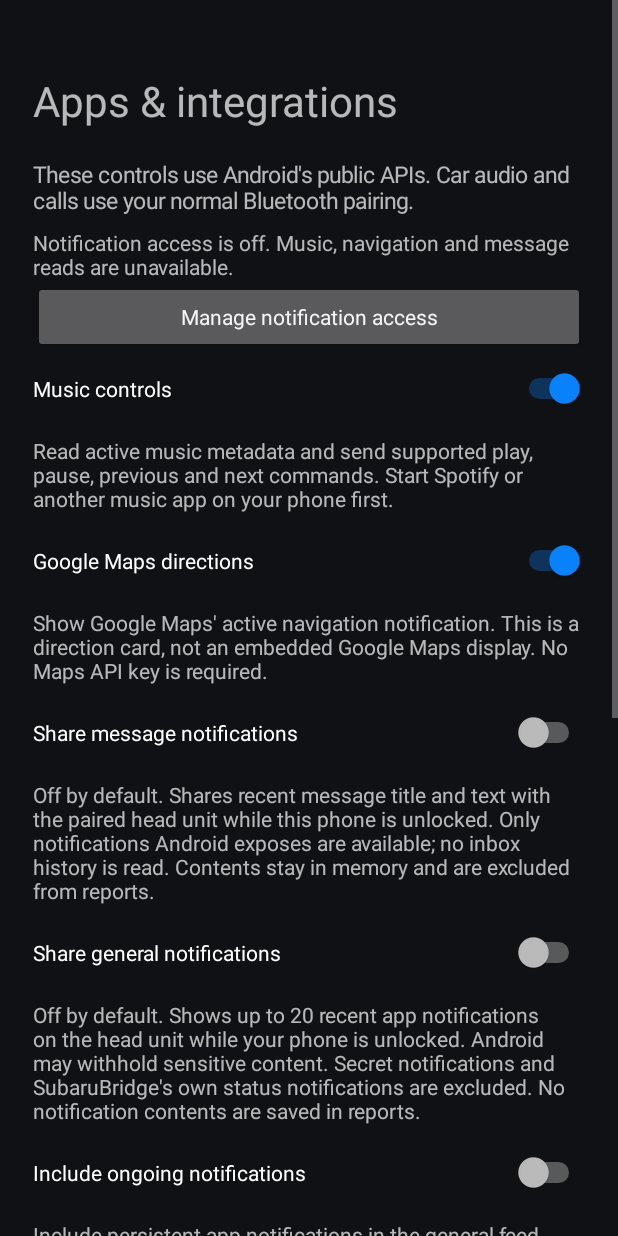
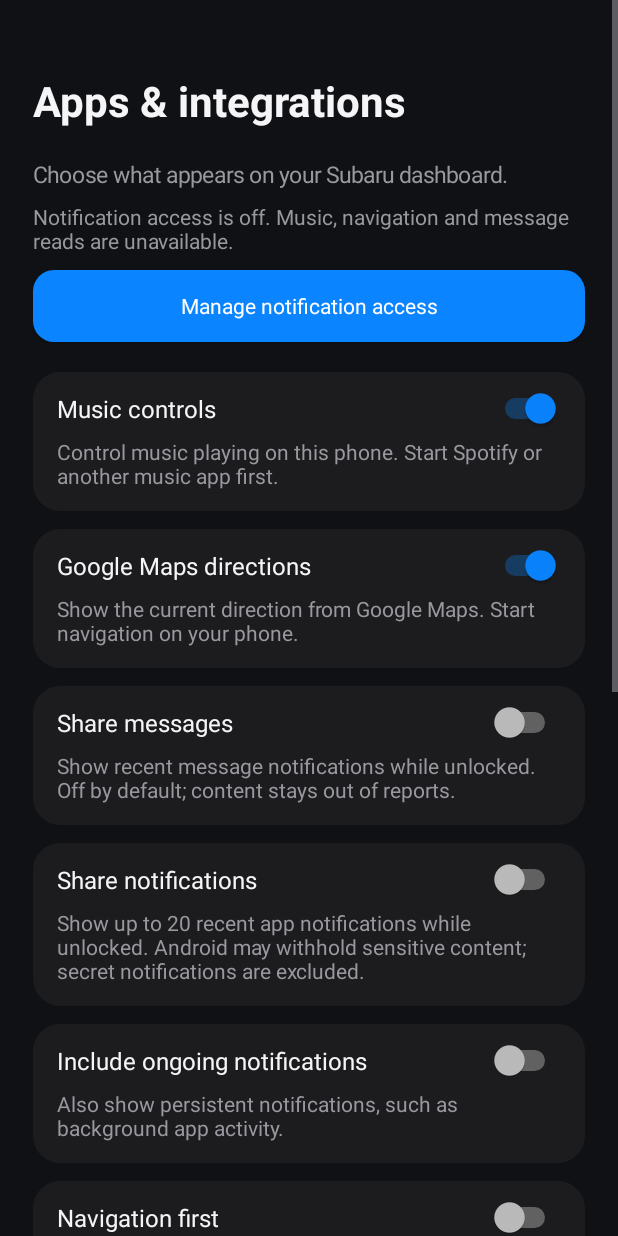
Before and after one commit to GoldenDiamondPE/SubaruBridge, an Android app: the screen it shows after launch (IntegrationsActivity), after a tap on "Apps & integrations", on a phone screen of 412 x 824 dp. Run offline under Robolectric (Android 15) with nearby library versions, the phone set to English and light mode, and no system bars; network calls fail; 2 statements that could not run were skipped.

Commit message:
Protect personal previews and finish notification opt-in and setup flows

```diff
--- a/android/src/main/java/org/mlpi/pixelprobe/starlink/IntegrationsActivity.java
+++ b/android/src/main/java/org/mlpi/pixelprobe/starlink/IntegrationsActivity.java
@@ -1,41 +1,49 @@
 package org.mlpi.pixelprobe.starlink;
 
 import android.app.Activity;
+import android.app.AlertDialog;
 import android.content.*;
 import android.os.Bundle;
 import android.provider.Settings;
 import android.text.InputType;
 import android.view.View;
 import android.widget.*;
+import android.graphics.Typeface;
+import android.graphics.drawable.GradientDrawable;
 
 /** Device-only setup. Message sharing is off until explicitly enabled here. */
 public final class IntegrationsActivity extends Activity {
     private PhoneIntegrations integrations;
     private LinearLayout page;
     private TextView access;
+    private PhonePalette palette;
     private int dp(int n){return Math.round(n*getResources().getDisplayMetrics().density);}
-    private void label(String text,int size){TextView v=new TextView(this);v.setText(text);v.setTextSize(size);v.setPadding(0,dp(12),0,dp(8));page.addView(v);}
-    private void button(String text,Runnable action){Button b=new Button(this);b.setText(text);b.setAllCaps(false);b.setOnClickListener(v->action.run());page.addView(b);}
+    private GradientDrawable rounded(int color,int radius){GradientDrawable d=new GradientDrawable();d.setColor(color);d.setCornerRadius(dp(radius));return d;}
+    private void label(String text,int size){TextView v=new TextView(this);v.setText(text);v.setTextSize(size);v.setTextColor(size>=22?palette.text:palette.muted);if(size>=22)v.setTypeface(null,Typeface.BOLD);v.setPadding(0,dp(12),0,dp(8));page.addView(v);}
+    private void button(String text,Runnable action){Button b=new Button(this);b.setText(text);b.setAllCaps(false);b.setTextColor(palette.onAccent);b.setBackground(rounded(palette.accent,14));b.setPadding(dp(16),dp(12),dp(16),dp(12));b.setOnClickListener(v->action.run());LinearLayout.LayoutParams p=new LinearLayout.LayoutParams(-1,-2);p.setMargins(0,dp(10),0,dp(8));page.addView(b,p);}
     private void toggle(String key,String title,String detail){
-        Switch value=new Switch(this);value.setText(title);value.setChecked(integrations.enabled(key));value.setPadding(0,dp(14),0,dp(10));
-        value.setOnCheckedChangeListener((v,checked)->{integrations.prefs().edit().putBoolean(key,checked).apply();integrations.clearNotifications();});page.addView(value);label(detail,14);
+        LinearLayout group=new LinearLayout(this);group.setOrientation(LinearLayout.VERTICAL);group.setPadding(dp(16),dp(13),dp(16),dp(14));group.setBackground(rounded(palette.surface,18));
+        Switch value=new Switch(this);value.setText(title);value.setTextColor(palette.text);value.setTextSize(16);value.setChecked(integrations.enabled(key));value.setPadding(0,0,0,dp(8));
+        value.setOnCheckedChangeListener((v,checked)->{integrations.prefs().edit().putBoolean(key,checked).apply();integrations.clearNotifications();BridgeNotificationListener.refresh();});group.addView(value);
+        TextView description=new TextView(this);description.setText(detail);description.setTextSize(14);description.setTextColor(palette.muted);group.addView(description);LinearLayout.LayoutParams p=new LinearLayout.LayoutParams(-1,-2);p.setMargins(0,dp(12),0,0);page.addView(group,p);
     }
     private EditText field(String key,String hint,int max,int input){
         EditText value=new EditText(this);value.setHint(hint);value.setSingleLine(true);value.setInputType(input);
-        value.setFilters(new android.text.InputFilter[]{new android.text.InputFilter.LengthFilter(max)});value.setText(integrations.prefs().getString(key,""));page.addView(value);return value;
+        value.setFilters(new android.text.InputFilter[]{new android.text.InputFilter.LengthFilter(max)});value.setText(integrations.prefs().getString(key,""));value.setTextColor(palette.text);value.setHintTextColor(palette.muted);value.setBackground(rounded(palette.surface,12));value.setPadding(dp(14),dp(13),dp(14),dp(13));LinearLayout.LayoutParams p=new LinearLayout.LayoutParams(-1,-2);p.setMargins(0,dp(8),0,0);page.addView(value,p);return value;
     }
     @Override public void onCreate(Bundle saved){
-        super.onCreate(saved);integrations=PhoneIntegrations.get(this);
-        ScrollView scroll=new ScrollView(this);page=new LinearLayout(this);page.setOrientation(LinearLayout.VERTICAL);page.setPadding(dp(22),dp(36),dp(22),dp(30));scroll.addView(page);setContentView(scroll);
-        label("Apps & integrations",28);label("These controls use Android's public APIs. Car audio and calls use your normal Bluetooth pairing.",15);
-        access=new TextView(this);page.addView(access);
+        super.onCreate(saved);integrations=PhoneIntegrations.get(this);palette=new PhonePalette(this);
+        ScrollView scroll=new ScrollView(this);scroll.setBackgroundColor(palette.background);page=new LinearLayout(this);page.setOrientation(LinearLayout.VERTICAL);page.setPadding(dp(22),dp(36),dp(22),dp(30));scroll.addView(page);setContentView(scroll);
+        label("Apps & integrations",28);label("Choose what appears on your Subaru dashboard.",15);
+        access=new TextView(this);access.setTextColor(palette.muted);page.addView(access);
         button("Manage notification access",()->startActivity(new Intent(Settings.ACTION_NOTIFICATION_LISTENER_SETTINGS)));
-        toggle("music","Music controls","Read active music metadata and send supported play, pause, previous and next commands. Start Spotify or another music app on your phone first.");
-        toggle("navigation","Google Maps directions","Show Google Maps' active navigation notification. This is a direction card, not an embedded Google Maps display. No Maps API key is required.");
-        toggle("messages","Share message notifications","Off by default. Shares recent message title and text with the paired head unit while this phone is unlocked. Only notifications Android exposes are available; no inbox history is read. Contents stay in memory and are excluded from reports.");
-        toggle("notifications","Share general notifications","Off by default. Shows up to 20 recent app notifications on the head unit while your phone is unlocked. Android may withhold sensitive content. Secret notifications and SubaruBridge's own status notifications are excluded. No notification contents are saved in reports.");
-        toggle("ongoing","Include ongoing notifications","Include persistent app notifications in the general feed. SubaruBridge status notices remain excluded.");
-        toggle("navigationFirst","Navigation first on dashboard","Choose navigation as the first dashboard tile. All titles, icons, colors and tile order can also be edited in dashboard.json before building.");
+        toggle("music","Music controls","Control music playing on this phone. Start Spotify or another music app first.");
+        toggle("navigation","Google Maps directions","Show the current direction from Google Maps. Start navigation on your phone.");
+        toggle("messages","Share messages","Show recent message notifications while unlocked. Off by default; content stays out of reports.");
+        toggle("notifications","Share notifications","Show up to 20 recent app notifications while unlocked. Android may withhold sensitive content; secret notifications are excluded.");
+        toggle("ongoing","Include ongoing notifications","Also show persistent notifications, such as background app activity.");
+        toggle("navigationFirst","Navigation first","Place Maps first on your dashboard.");
+        button("How your data is used",()->new AlertDialog.Builder(this).setTitle("Your dashboard data").setMessage("Notification content stays in memory for up to 30 minutes and is excluded from reports. Sharing is off by default and only available while this phone is unlocked. Android may withhold sensitive content.\n\nMaps shows direction text rather than an embedded map. Calls and new messages open the phone's normal apps. Existing-message replies require confirmation on this phone. Audio uses normal Bluetooth pairing.").setPositiveButton("Done",null).show());
         label("Phone favorites",22);
         EditText number=field("number","Favorite phone number",32,InputType.TYPE_CLASS_PHONE);
         EditText destination=field("destination","Favorite Google Maps destination",160,InputType.TYPE_CLASS_TEXT);
@@ -53,5 +61,5 @@ public final class IntegrationsActivity extends Activity {
         button("Review pending action",()->startActivity(new Intent(this,PhoneActionActivity.class)));
         button("Back to SubaruBridge",this::finish);
     }
-    @Override public void onResume(){super.onResume();if(access!=null)access.setText(integrations.hasAccess()?"Notification access is enabled":"Notification access is off. Music, navigation and message reads are unavailable.");}
+    @Override public void onResume(){super.onResume();BridgeNotificationListener.refresh();if(access!=null)access.setText(integrations.hasAccess()?"Notification access is enabled":"Notification access is off. Music, navigation and message reads are unavailable.");}
 }
--- a/android/src/main/java/org/mlpi/pixelprobe/starlink/PhoneIntegrations.java
+++ b/android/src/main/java/org/mlpi/pixelprobe/starlink/PhoneIntegrations.java
@@ -71,6 +71,9 @@ public final class PhoneIntegrations {
     }
     synchronized void removed(String key) { messages.remove(key);notifications.remove(key); if(navigation!=null && navigation.key.equals(key)) navigation=null; }
     public synchronized void clearNotifications() { messages.clear();notifications.clear();navigation=null; }
+    synchronized void replaceNotifications(StatusBarNotification[] active) {
+        clearNotifications();if(active!=null)for(StatusBarNotification record:active)posted(record);
+    }
     public synchronized List<Notice> notifications() {
         if(!enabled("notifications") || !hasAccess() || !unlocked()){notifications.clear();return Collections.emptyList();}
         notifications.entrySet().removeIf(e -> SystemClock.elapsedRealtime()-e.getValue().received>30*60*1000);
--- a/android/src/main/java/org/mlpi/pixelprobe/starlink/StarlinkActivity.java
+++ b/android/src/main/java/org/mlpi/pixelprobe/starlink/StarlinkActivity.java
@@ -250,7 +250,8 @@ public final class StarlinkActivity extends Activity {
             }
         });
         pageHost.addView(preview, new LinearLayout.LayoutParams(-1, 0, 1));
-        preview.loadUrl(local(previewPath));
+        CookieManager.getInstance().setCookie("http://127.0.0.1:"+StarlinkRuntime.PREVIEW_PORT,
+                StarlinkRuntime.get(this).previewCookie(), accepted -> { if(preview!=null)preview.loadUrl(local(previewPath)); });
     }
 
     private String local(String path) { return "http://127.0.0.1:" + StarlinkRuntime.PREVIEW_PORT + (path.startsWith("/subarubridge-diag/") ? path : HOME_PATH); }
--- a/android/src/main/java/org/mlpi/pixelprobe/starlink/StarlinkRuntime.java
+++ b/android/src/main/java/org/mlpi/pixelprobe/starlink/StarlinkRuntime.java
@@ -11,7 +11,22 @@ public final class StarlinkRuntime {
     private static StarlinkRuntime instance;
     public final StarlinkRouter router;
     private ServerSocket server;
-    private StarlinkRuntime(Context context){router=new StarlinkRouter(context);}
+    private final String previewToken;
+    private StarlinkRuntime(Context context){
+        router=new StarlinkRouter(context);
+        byte[] bytes=new byte[24];new java.security.SecureRandom().nextBytes(bytes);
+        StringBuilder token=new StringBuilder();for(byte b:bytes)token.append(String.format(java.util.Locale.ROOT,"%02x",b & 255));previewToken=token.toString();
+        // Debug tooling can read this with run-as. It is never part of a report.
+        try(FileOutputStream out=new FileOutputStream(new File(context.getNoBackupFilesDir(),"preview-session"))){out.write(previewToken.getBytes(java.nio.charset.StandardCharsets.US_ASCII));}
+        catch(IOException unavailable){android.util.Log.w("SubaruBridgePreview","Debug session file unavailable");}
+    }
+    public String previewCookie(){return "bridge-preview="+previewToken+"; Path=/; HttpOnly; SameSite=Strict";}
+    private boolean authorized(LocalHttp.Request request){
+        String provided=request.headers.getOrDefault("x-bridge-preview","");
+        if(provided.equals(previewToken))return true;
+        for(String item:request.headers.getOrDefault("cookie","").split(";"))if(item.trim().equals("bridge-preview="+previewToken))return true;
+        return false;
+    }
     public static synchronized StarlinkRuntime get(Context context){if(instance==null)instance=new StarlinkRuntime(context.getApplicationContext());return instance;}
     public synchronized void startPreview() throws IOException {
         if(server!=null && !server.isClosed())return;
@@ -32,7 +47,11 @@ public final class StarlinkRuntime {
                 try{request=LocalHttp.read(socket.getInputStream());}
                 catch(LocalHttp.Error invalid){socket.getOutputStream().write(router.error(invalid.status,invalid.getMessage(),true).wire);return;}
                 if(request==null)return;
-                LocalHttp.Response response=router.handle(request);socket.getOutputStream().write(response.wire);socket.getOutputStream().flush();if(response.close)return;
+                String path;
+                try{path=new URI(request.target).getPath();}catch(URISyntaxException invalid){path="";}
+                LocalHttp.Response response=path!=null && path.startsWith("/subarubridge-diag/apps/") && !authorized(request)
+                    ? router.error(403,"Open personal apps through SubaruBridge",request.close) : router.handle(request);
+                socket.getOutputStream().write(response.wire);socket.getOutputStream().flush();if(response.close)return;
             }
         }catch(IOException ignored){}
     }
```
Also changed, not shown: android/src/main/java/org/mlpi/pixelprobe/starlink/BridgeNotificationListener.java (+9 -4 lines), android/src/main/java/org/mlpi/pixelprobe/starlink/DashboardApps.java (+4 -4 lines), 9 other files.
